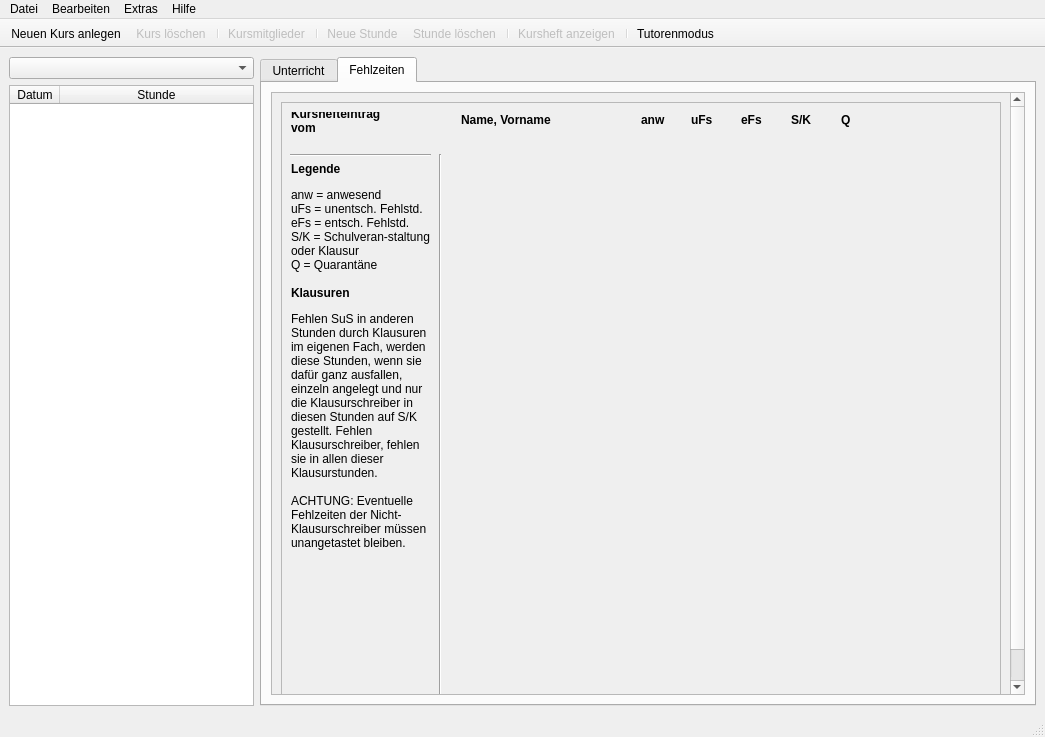
Old version of the form MainWindow_new.ui in the repository pyphil/Kursbuch.
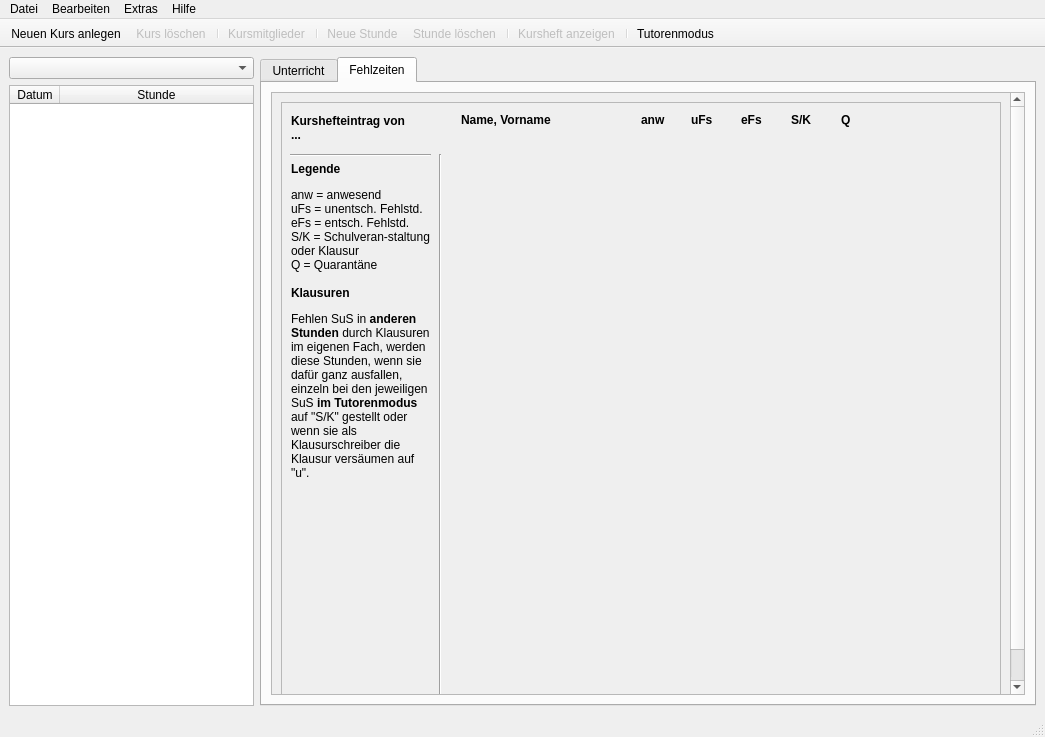
New version of the form. The open tabs and pages were chosen to show the change. Icons and pictures are not drawn.

Commit message: Korrektur Klausur

What changed in the file:
```diff
--- a/MainWindow_new.ui
+++ b/MainWindow_new.ui
@@ -314,8 +314,8 @@
             <rect>
              <x>0</x>
              <y>0</y>
-             <width>733</width>
-             <height>635</height>
+             <width>730</width>
+             <height>639</height>
             </rect>
            </property>
            <layout class="QGridLayout" name="gridLayout_4">
@@ -483,7 +483,7 @@
                 <rect>
                  <x>10</x>
                  <y>10</y>
-                 <width>115</width>
+                 <width>141</width>
                  <height>31</height>
                 </rect>
                </property>
@@ -494,7 +494,7 @@
                 </font>
                </property>
                <property name="text">
-                <string>Kurshefteintrag vom
+                <string>Kurshefteintrag von
 ...</string>
                </property>
                <property name="wordWrap">
@@ -511,7 +511,7 @@
                 </rect>
                </property>
                <property name="text">
-                <string>&lt;html&gt;&lt;head/&gt;&lt;body&gt;&lt;p&gt;&lt;span style=&quot; font-size:9pt; font-weight:600;&quot;&gt;Legende&lt;/span&gt;&lt;/p&gt;&lt;p&gt;&lt;span style=&quot; font-size:9pt;&quot;&gt;anw = anwesend&lt;br/&gt;uFs = unentsch. Fehlstd.&lt;br/&gt;eFs = entsch. Fehlstd.&lt;br/&gt;S/K = Schulveran-staltung oder Klausur&lt;br/&gt;Q = Quarantäne&lt;br/&gt;&lt;br/&gt;&lt;/span&gt;&lt;span style=&quot; font-size:9pt; font-weight:600;&quot;&gt;Klausuren&lt;/span&gt;&lt;/p&gt;&lt;p&gt;&lt;span style=&quot; font-size:9pt;&quot;&gt;Fehlen SuS in anderen Stunden durch Klausuren im eigenen Fach, werden diese Stunden, wenn sie dafür ganz ausfallen, einzeln angelegt und nur die Klausurschreiber in diesen Stunden auf S/K gestellt. Fehlen Klausurschreiber, fehlen sie in allen dieser Klausurstunden. &lt;br/&gt;&lt;br/&gt;ACHTUNG: Eventuelle Fehlzeiten der Nicht-Klausurschreiber müssen unangetastet bleiben.&lt;/span&gt;&lt;/p&gt;&lt;/body&gt;&lt;/html&gt;</string>
+                <string>&lt;html&gt;&lt;head/&gt;&lt;body&gt;&lt;p&gt;&lt;span style=&quot; font-weight:600;&quot;&gt;Legende&lt;/span&gt;&lt;/p&gt;&lt;p&gt;anw = anwesend&lt;br/&gt;uFs = unentsch. Fehlstd.&lt;br/&gt;eFs = entsch. Fehlstd.&lt;br/&gt;S/K = Schulveran-staltung oder Klausur&lt;br/&gt;Q = Quarantäne&lt;br/&gt;&lt;br/&gt;&lt;span style=&quot; font-weight:600;&quot;&gt;Klausuren&lt;/span&gt;&lt;/p&gt;&lt;p&gt;Fehlen SuS in &lt;span style=&quot; font-weight:600;&quot;&gt;anderen Stunden &lt;/span&gt;durch Klausuren im eigenen Fach, werden diese Stunden, wenn sie dafür ganz ausfallen, einzeln bei den jeweiligen SuS &lt;span style=&quot; font-weight:600;&quot;&gt;im Tutorenmodus&lt;/span&gt; auf &amp;quot;S/K&amp;quot; gestellt oder wenn sie als Klausurschreiber die Klausur versäumen auf &amp;quot;u&amp;quot;.&lt;/p&gt;&lt;/body&gt;&lt;/html&gt;</string>
                </property>
                <property name="alignment">
                 <set>Qt::AlignLeading|Qt::AlignLeft|Qt::AlignTop</set>
```
Left out of the diff: 2 changed lines with no effect on the pictures. The commit also changes 2 other files.
